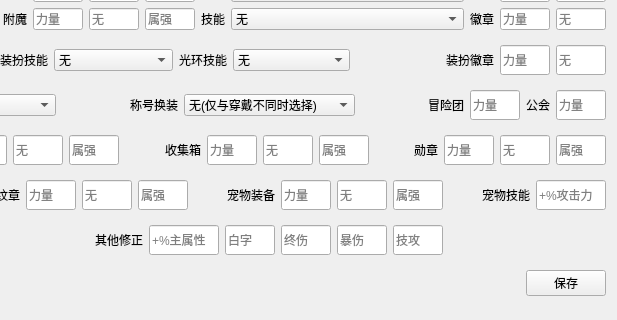
The window that UI/config.ui (fzls/dnf_calc_setting_tool) describes before a commit, drawn with Qt 5; both pictures show x 301 to 918 and y 396 to 716 of the 918 by 716 pixel window.
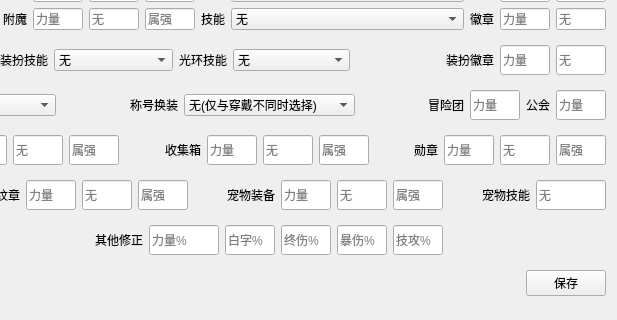
The same window after the commit.

Commit message: 百分比属性添加 % 标识

What changed in the file:
```diff
--- a/UI/config.ui
+++ b/UI/config.ui
@@ -5023,7 +5023,7 @@
         </size>
        </property>
        <property name="placeholderText">
-        <string>+%攻击力</string>
+        <string>无</string>
        </property>
       </widget>
      </item>
@@ -5136,7 +5136,7 @@
         </size>
        </property>
        <property name="placeholderText">
-        <string>+%主属性</string>
+        <string>力量%</string>
        </property>
       </widget>
      </item>
@@ -5155,7 +5155,7 @@
         </size>
        </property>
        <property name="placeholderText">
-        <string>白字</string>
+        <string>白字%</string>
        </property>
       </widget>
      </item>
@@ -5174,7 +5174,7 @@
         </size>
        </property>
        <property name="placeholderText">
-        <string>终伤</string>
+        <string>终伤%</string>
        </property>
       </widget>
      </item>
@@ -5193,7 +5193,7 @@
         </size>
        </property>
        <property name="placeholderText">
-        <string>暴伤</string>
+        <string>暴伤%</string>
        </property>
       </widget>
      </item>
@@ -5212,7 +5212,7 @@
         </size>
        </property>
        <property name="placeholderText">
-        <string>技攻</string>
+        <string>技攻%</string>
        </property>
       </widget>
      </item>
```
The commit also changes 1 other file.
